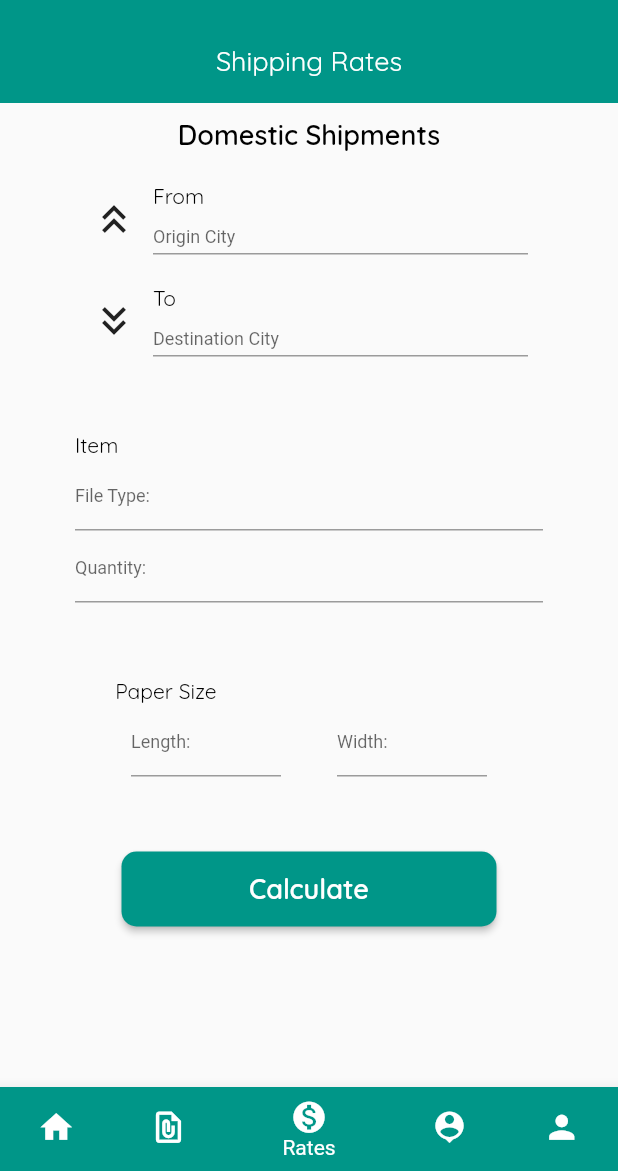
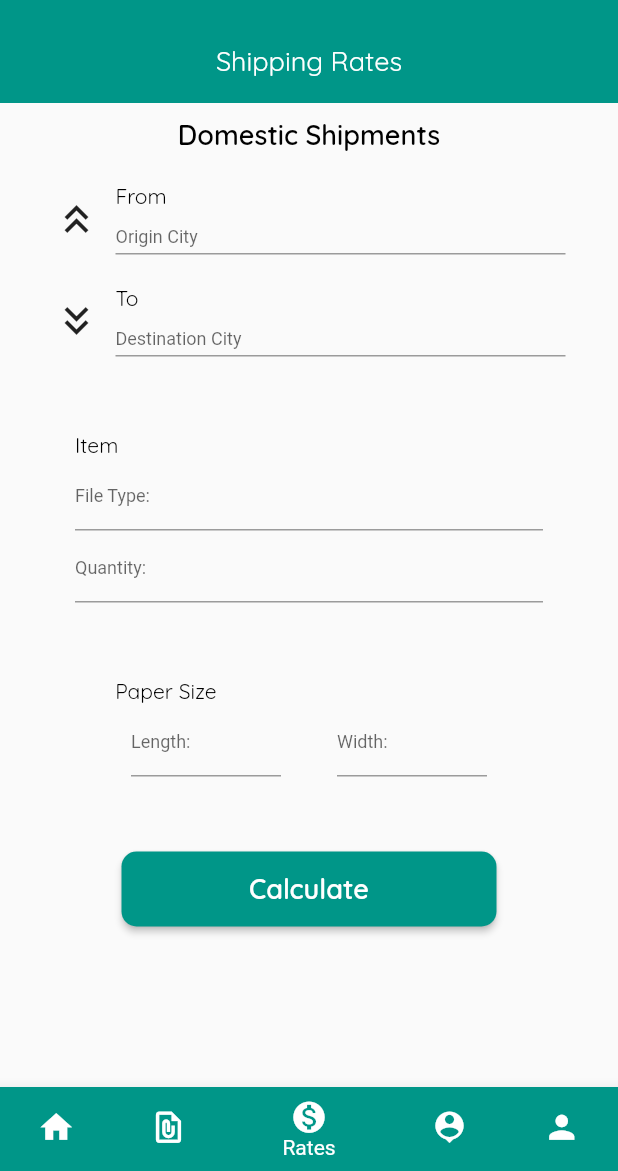
Before and after one commit to Lans12345/WhizFile, a Flutter app: the screen it shows after launch, item 3 of the bottom bar chosen, on a phone screen of 412 x 824 dp, the part 65-1236 px from its top. Run offline on Flutter 3.47's test engine with Material 2 defaults, Android fonts, the phone set to English and light mode, and no system bars.

```diff
--- a/lib/screens/pages/rates_page.dart
+++ b/lib/screens/pages/rates_page.dart
@@ -41,7 +41,7 @@ class RatesPage extends StatelessWidget {
                           text: 'From', fontSize: 14, color: Colors.black),
                       SizedBox(
                           height: 30,
-                          width: 250,
+                          width: 300,
                           child: TextFormField(
                             decoration: InputDecoration(
                                 hintStyle: TextStyle(fontSize: 12),
@@ -71,7 +71,7 @@ class RatesPage extends StatelessWidget {
                           text: 'To', fontSize: 14, color: Colors.black),
                       SizedBox(
                           height: 30,
-                          width: 250,
+                          width: 300,
                           child: TextFormField(
                             decoration: InputDecoration(
                                 hintStyle: TextStyle(fontSize: 12),
```
Also changed, not shown: 1 other file.
